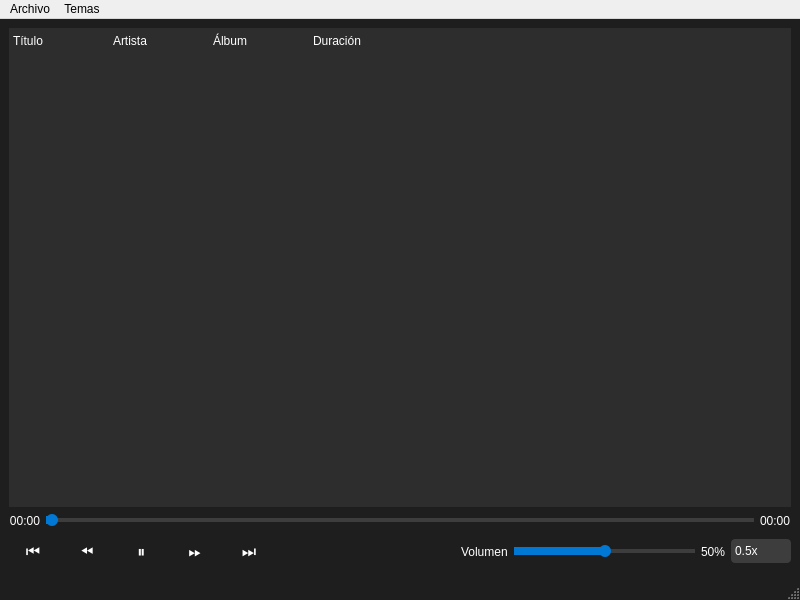
Above: src/mainwindow.ui from BlueSystemCR/nexus before the change. Below: the same form after it.
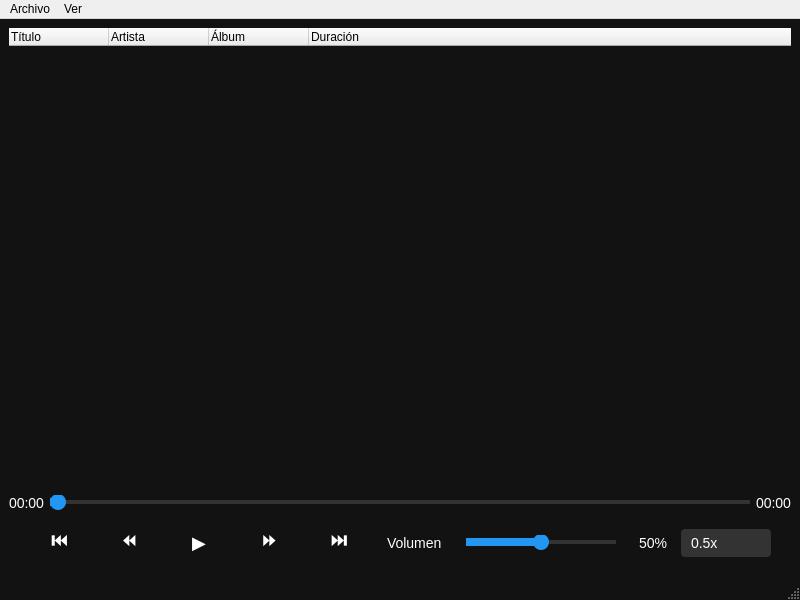
That is the form after the change. Icons and pictures are not drawn.

Diff of the .ui file:
```diff
--- a/src/mainwindow.ui
+++ b/src/mainwindow.ui
@@ -17,41 +17,26 @@
    <string>
     /* Estilo general de la ventana */
     QMainWindow {
-        background-color: #1E1E1E;
+        background-color: #121212;
         color: #FFFFFF;
     }
 
     /* Lista de reproducción */
     QTreeWidget {
-        background-color: #2D2D2D;
+        background-color: #121212;
         border: none;
         color: #FFFFFF;
     }
-    QTreeWidget::item {
-        height: 25px;
-        padding: 4px;
-    }
-    QTreeWidget::item:selected {
-        background-color: #0078D4;
-    }
-    QTreeWidget::item:hover {
-        background-color: #3D3D3D;
-    }
-    QHeaderView::section {
-        background-color: #2D2D2D;
-        color: #FFFFFF;
-        padding: 4px;
-        border: none;
-    }
 
     /* Controles de reproducción */
     QPushButton {
         background-color: transparent;
         color: #FFFFFF;
         border: none;
-        font-size: 16px;
-        padding: 8px;
-        min-width: 32px;
+        font-size: 18px;
+        padding: 10px;
+        min-width: 40px;
+        font-weight: bold;
     }
     QPushButton:hover {
         background-color: #3D3D3D;
@@ -65,85 +50,71 @@
     QSlider::groove:horizontal {
         border: none;
         height: 4px;
-        background: #3D3D3D;
+        background: #333333;
         margin: 2px 0;
     }
     QSlider::handle:horizontal {
-        background: #0078D4;
-        width: 12px;
-        height: 12px;
-        margin: -4px 0;
-        border-radius: 6px;
+        background: #2196F3;
+        width: 16px;
+        height: 16px;
+        margin: -6px 0;
+        border-radius: 8px;
     }
     QSlider::sub-page:horizontal {
-        background: #0078D4;
-    }
-    QSlider::handle:horizontal:hover {
-        background: #2B9FFF;
+        background: #2196F3;
     }
 
-    /* Etiquetas de tiempo */
+    /* Etiquetas */
     QLabel {
         color: #FFFFFF;
+        font-size: 14px;
     }
 
     /* ComboBox de velocidad */
     QComboBox {
-        background-color: #3D3D3D;
+        background-color: #333333;
         color: #FFFFFF;
         border: none;
-        padding: 4px;
+        padding: 5px 10px;
         border-radius: 4px;
+        min-width: 70px;
+        font-size: 14px;
+    }
+    QComboBox:hover {
+        background-color: #404040;
     }
     QComboBox::drop-down {
         border: none;
         width: 20px;
     }
     QComboBox::down-arrow {
-        image: url(:/icons/down-arrow.png);
-    }
-    QComboBox:hover {
-        background-color: #4D4D4D;
-    }
-    QComboBox QAbstractItemView {
-        background-color: #2D2D2D;
-        color: #FFFFFF;
-        selection-background-color: #0078D4;
-        selection-color: #FFFFFF;
-        border: none;
+        image: none;
+        width: 0;
     }
 
     /* Barra de estado */
     QStatusBar {
-        background-color: #1E1E1E;
+        background-color: #121212;
         color: #FFFFFF;
     }
-    QStatusBar::item {
-        border: none;
-    }
 
-    /* Scrollbars */
-    QScrollBar:vertical {
-        background: #2D2D2D;
-        width: 10px;
-        margin: 0;
+    /* Layout específico */
+    QWidget#centralwidget {
+        background-color: #121212;
     }
-    QScrollBar::handle:vertical {
-        background: #3D3D3D;
-        min-height: 20px;
-        border-radius: 5px;
+    
+    /* Volumen específico */
+    #volumeLabel {
+        font-size: 14px;
+        margin-right: 10px;
     }
-    QScrollBar::add-line:vertical,
-    QScrollBar::sub-line:vertical {
-        height: 0;
+    #volumePercentLabel {
+        font-size: 14px;
+        margin-left: 10px;
     }
-    QScrollBar::up-arrow:vertical,
-    QScrollBar::down-arrow:vertical {
-        height: 0;
-    }
-    QScrollBar::add-page:vertical,
-    QScrollBar::sub-page:vertical {
-        background: none;
+    #volumeSlider {
+        min-width: 150px;
+        max-width: 200px;
     }
    </string>
   </property>
@@ -221,6 +192,15 @@
     </item>
     <item>
      <layout class="QHBoxLayout" name="controlsLayout">
+      <property name="spacing">
+       <number>10</number>
+      </property>
+      <property name="leftMargin">
+       <number>20</number>
+      </property>
+      <property name="rightMargin">
+       <number>20</number>
+      </property>
       <item>
        <widget class="QPushButton" name="rewindStartButton">
         <property name="text">
@@ -244,7 +224,7 @@
       <item>
        <widget class="QPushButton" name="playButton">
         <property name="text">
-         <string>⏸</string>
+         <string>▶</string>
         </property>
         <property name="toolTip">
          <string>Reproducir/Pausar</string>
@@ -319,6 +299,9 @@
         <property name="toolTip">
          <string>Velocidad de reproducción</string>
         </property>
+        <property name="currentText">
+         <string>0.5x</string>
+        </property>
         <item>
          <property name="text">
           <string>0.5x</string>
@@ -373,15 +356,15 @@
     <addaction name="separator"/>
     <addaction name="actionSalir"/>
    </widget>
-   <widget class="QMenu" name="menuTemas">
+   <widget class="QMenu" name="menuVer">
     <property name="title">
-     <string>Temas</string>
+     <string>Ver</string>
     </property>
     <addaction name="actionTemaClaro"/>
     <addaction name="actionTemaOscuro"/>
    </widget>
    <addaction name="menuArchivo"/>
-   <addaction name="menuTemas"/>
+   <addaction name="menuVer"/>
   </widget>
   <widget class="QStatusBar" name="statusbar"/>
   <action name="actionAbrirArchivo">
```
Left out of the diff: 21 changed lines with no effect on the pictures.
